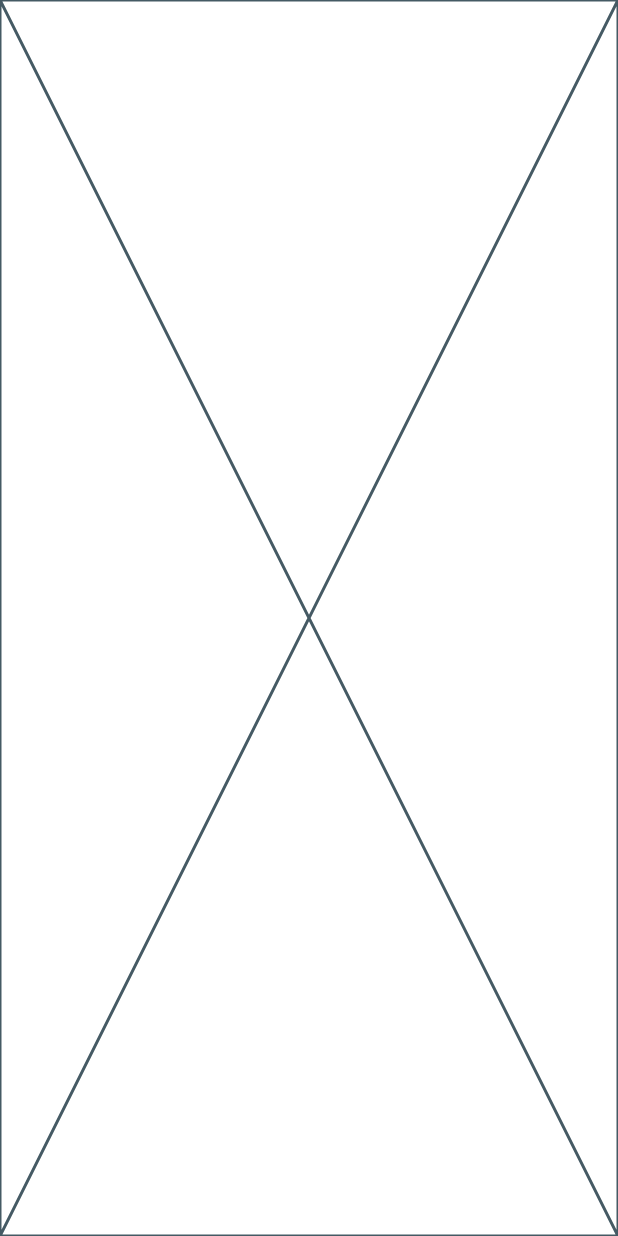
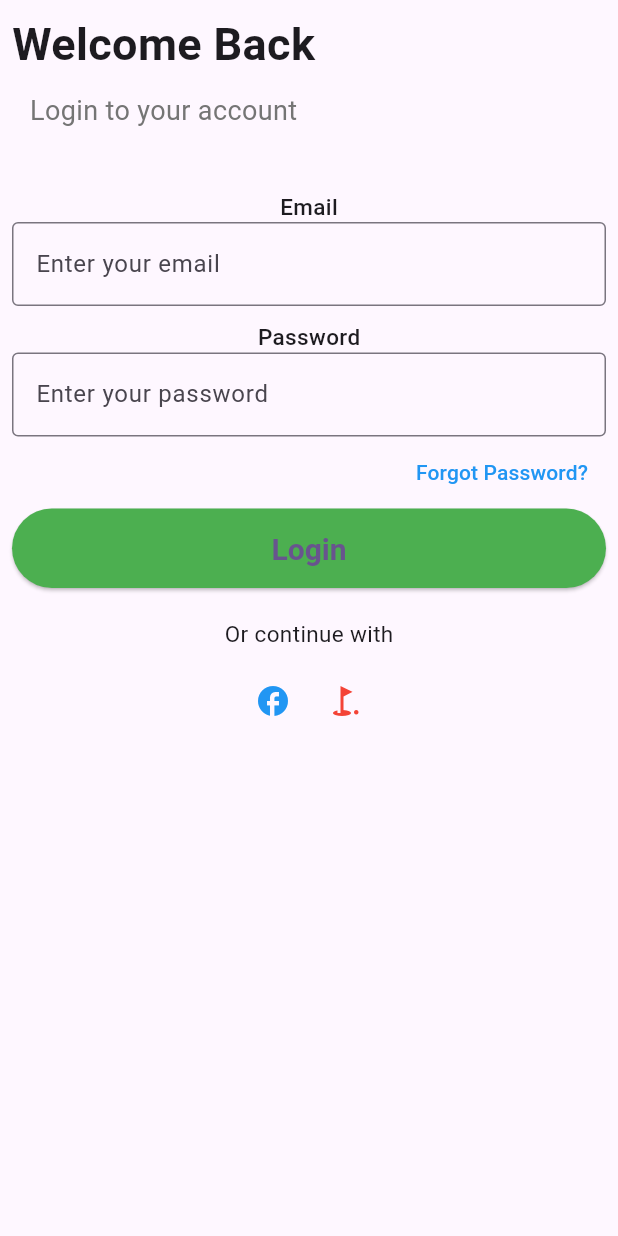
Before and after one commit to regmibishal99/AgriSense, a Flutter app: the screen it shows after launch, on a phone screen of 412 x 824 dp. Run offline on Flutter 3.47's test engine with Material 3 defaults, Android fonts, the light colour scheme and no system bars; our stand-ins replace animated_splash_screen.

Commit message:
add login page

```diff
--- a/lib/loginPage.dart
+++ b/lib/loginPage.dart
@@ -10,6 +10,112 @@ class Loginpage extends StatefulWidget {
 class _LoginpageState extends State<Loginpage> {
   @override
   Widget build(BuildContext context) {
-    return const Placeholder();
+    return SafeArea(
+      child: Scaffold(
+        body: Padding(
+          padding: const EdgeInsets.all(8.0),
+          child: Column(
+            mainAxisAlignment: MainAxisAlignment.start,
+            children: [
+             Container(
+              child: Align(
+                alignment: Alignment.centerLeft,
+                child: Column(
+                  children: [
+                    Text(
+                      'Welcome Back',
+                      style: TextStyle(
+                        fontSize: 30,
+                        fontWeight: FontWeight.bold,
+                      ),
+                    ),
+                    SizedBox(height: 10),
+                    Text(
+                      'Login to your account',
+                      style: TextStyle(
+                        fontSize: 18,
+                        color: Colors.grey[600],
+                      ),
+                    ),
+                  ],
+                ),
+              ),
+             ),
+              SizedBox(height: 40),
+              Text('Email',style:TextStyle(
+                fontSize: 15,
+                fontWeight: FontWeight.w500,
+              ),),
+              TextField(
+                decoration: InputDecoration(
+                  hintText: 'Enter your email',
+                  border: OutlineInputBorder(),
+                ),
+              ),
+              SizedBox(height: 10),
+              Text('Password',style:TextStyle(
+                fontSize: 15,
+                fontWeight: FontWeight.w500,
+              ),),
+              TextField(
+                obscureText: true,
+                decoration: InputDecoration(
+                  hintText: 'Enter your password',
+
+                  border: OutlineInputBorder(),
+                ),
+              ),
+            Align(
+              alignment: Alignment.centerRight,
+              child: TextButton(
+                onPressed: () {
+                  // Handle forgot password
+                },
+                child: Text('Forgot Password?', style: TextStyle(color: Colors.blue)),
+              ),
+            ),
+              // ...existing code...
+SizedBox(
+  width: double.infinity, // Makes the button take full width
+  child: ElevatedButton(
+    style: ElevatedButton.styleFrom(
+     // iconColor: Colors.green,
+      textStyle: TextStyle(fontSize: 20, fontWeight: FontWeight.bold),
+      shape: RoundedRectangleBorder(borderRadius: BorderRadius.circular(30)),
+      backgroundColor: Colors.green,
+      padding: EdgeInsets.symmetric(horizontal: 50, vertical: 15),
+    ),
+    onPressed: () {
+      // Handle login action
+    },
+    child: Text('Login'),
+  ),
+),
+// ...existing code...
+              SizedBox(height: 20),
+              Text('Or continue with', style: TextStyle(fontSize: 15)),
+              SizedBox(height: 10),
+              Row(
+                mainAxisAlignment: MainAxisAlignment.center,
+                children: [
+                  IconButton(
+                    icon: Icon(Icons.facebook, color: Colors.blue),
+                    onPressed: () {
+                      // Handle Facebook login
+                    },
+                  ),
+                  IconButton(
+                    icon: Icon(Icons.golf_course, color: Colors.red),
+                    onPressed: () {
+                      // Handle Google login
+                    },
+                  ),
+                ],
+            )
+            ],
+          ),
+        ),
+      ),
+    );
   }
 }
--- a/lib/main.dart
+++ b/lib/main.dart
@@ -19,7 +19,7 @@
         colorScheme: ColorScheme.fromSeed(seedColor: Colors.deepPurple),
       ),
       home: AnimatedSplashScreen(
-        splash: Image.asset('assets/images/dhanko bala.jpg'),
+        splash: Image.asset('assets/images/dhan.jpg'),
         duration: 3000,
         splashTransition: SplashTransition.scaleTransition,
         backgroundColor: Colors.white,
--- a/pubspec.yaml
+++ b/pubspec.yaml
@@ -62,7 +62,7 @@ flutter:
 
   # To add assets to your application, add an assets section, like this:
   assets:
-     - images/dhanko bala.jpg
+     - assets/images/
 
 
   # An image asset can refer to one or more resolution-specific "variants", see
```
